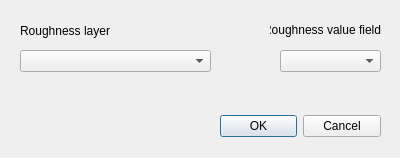
The window that flo2d/ui/roughness.ui (FLO-2DSoftware/qgis-flo-2d-plugin) describes before a commit, drawn with Qt 5.
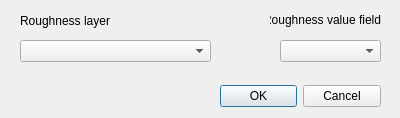
The same window after the commit.

The edit to the form file:
```diff
--- a/flo2d/ui/roughness.ui
+++ b/flo2d/ui/roughness.ui
@@ -7,7 +7,7 @@
     <x>0</x>
     <y>0</y>
     <width>400</width>
-    <height>158</height>
+    <height>118</height>
    </rect>
   </property>
   <property name="windowTitle">
@@ -17,7 +17,7 @@
    <property name="geometry">
     <rect>
      <x>220</x>
-     <y>110</y>
+     <y>80</y>
      <width>161</width>
      <height>32</height>
     </rect>
@@ -33,7 +33,7 @@
    <property name="geometry">
     <rect>
      <x>20</x>
-     <y>50</y>
+     <y>40</y>
      <width>191</width>
      <height>22</height>
     </rect>
@@ -43,7 +43,7 @@
    <property name="geometry">
     <rect>
      <x>280</x>
-     <y>50</y>
+     <y>40</y>
      <width>101</width>
      <height>22</height>
     </rect>
@@ -53,7 +53,7 @@
    <property name="geometry">
     <rect>
      <x>20</x>
-     <y>20</y>
+     <y>10</y>
      <width>111</width>
      <height>21</height>
     </rect>
@@ -66,7 +66,7 @@
    <property name="geometry">
     <rect>
      <x>270</x>
-     <y>20</y>
+     <y>10</y>
      <width>111</width>
      <height>20</height>
     </rect>
```
